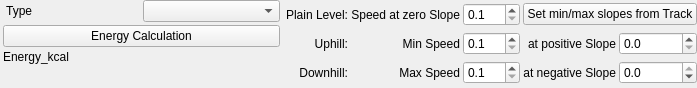
Old version of the form src/qmapshack/gis/trk/filter/IFilterSpeedCycle.ui in the repository Maproom/qmapshack.
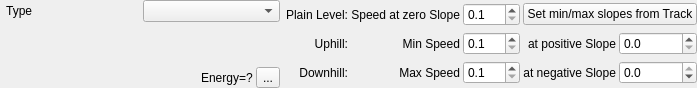
New version of the form. Icons and pictures are not drawn.

Commit message: Next GUI layout with toolButton to compute Energy.

```diff
--- a/src/qmapshack/gis/trk/filter/IFilterSpeedCycle.ui
+++ b/src/qmapshack/gis/trk/filter/IFilterSpeedCycle.ui
@@ -68,20 +68,6 @@
          </item>
         </layout>
        </item>
-       <item>
-        <widget class="QPushButton" name="pushEnergy">
-         <property name="text">
-          <string>Energy Calculation</string>
-         </property>
-        </widget>
-       </item>
-       <item>
-        <widget class="QLabel" name="labelEnergy">
-         <property name="text">
-          <string>Energy_kcal</string>
-         </property>
-        </widget>
-       </item>
        <item>
         <spacer name="verticalSpacer_4">
          <property name="orientation">
@@ -95,6 +81,53 @@
          </property>
         </spacer>
        </item>
+       <item>
+        <layout class="QHBoxLayout" name="horizontalLayout">
+         <item>
+          <spacer name="horizontalSpacer">
+           <property name="orientation">
+            <enum>Qt::Horizontal</enum>
+           </property>
+           <property name="sizeHint" stdset="0">
+            <size>
+             <width>40</width>
+             <height>20</height>
+            </size>
+           </property>
+          </spacer>
+         </item>
+         <item>
+          <widget class="QLabel" name="labelEnergy">
+           <property name="text">
+            <string>Energy=?</string>
+           </property>
+          </widget>
+         </item>
+         <item>
+          <widget class="QToolButton" name="toolApplyEnergy">
+           <property name="toolTip">
+            <string>&lt;html&gt;&lt;head/&gt;&lt;body&gt;&lt;p&gt;Compute Energy consuption for the given track, speed and slopes.&lt;/p&gt;&lt;/body&gt;&lt;/html&gt;</string>
+           </property>
+           <property name="text">
+            <string>...</string>
+           </property>
+           <property name="icon">
+            <iconset resource="../../../resources.qrc">
+             <normaloff>:/icons/32x32/Apply.png</normaloff>:/icons/32x32/Apply.png</iconset>
+           </property>
+           <property name="iconSize">
+            <size>
+             <width>16</width>
+             <height>16</height>
+            </size>
+           </property>
+           <property name="shortcut">
+            <string>Ctrl+Tab</string>
+           </property>
+          </widget>
+         </item>
+        </layout>
+       </item>
       </layout>
      </item>
      <item>
```
Left out of the diff: 4 changed lines with no effect on the pictures. The commit also changes 2 other files.
